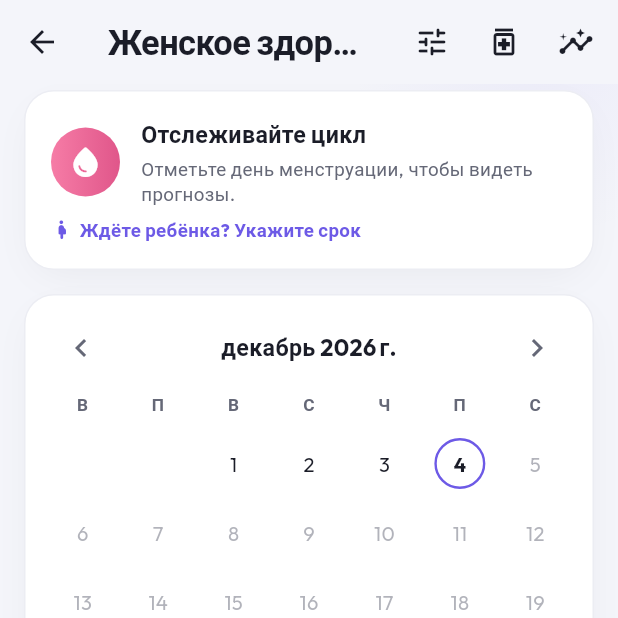
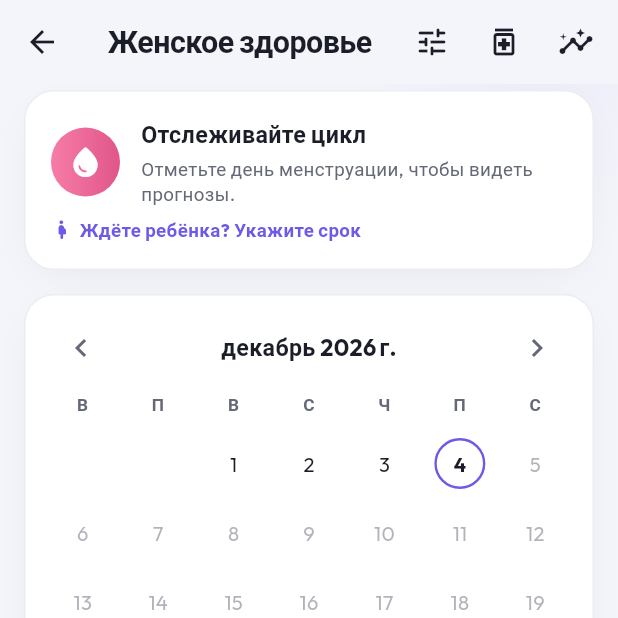
Before and after one commit to yerenkanat/HealthTracking, a Flutter app: the WomensHealthScreen screen opened directly with empty values, on a phone screen of 412 x 824 dp, the top half of it. Run offline on Flutter 3.47's test engine with Material 3 defaults, Android fonts, the phone set to English and light mode, and no system bars; our stand-ins replace flutter_blue_plus, flutter_local_notifications, flutter_timezone, geolocator, google_maps_flutter, image_picker and 2 more; accounts and stored records are empty.

Commit message:
fix(ui): four defects found by actually looking at the running app
The checklist has always said "launch on the emulator and look at every
screen". That was never possible before; it is now. Four real defects
were visible immediately, on the first two screens, in the app's
default language, with the entire test suite green:

- the dashboard title rendered as "Ваше здоров…"
- the calendar title as "Женское здор…"
- the blood-oxygen tile as "Кислород в …"
- the child screen said "уже 1m" — English units in a Russian sentence

The titles now scale down instead of truncating (FittedTitle), which
keeps the full wording in every locale rather than rewording it for the
narrowest one; Kazakh is longer still. The tile label is shortened,
since a half-width card genuinely has one line. The duration went
through a hand-rolled '${h}h ${m}m' instead of the localized formatter
that already existed.

None of this was catchable by the tests, and it is worth being precise
about why: ellipsis is legal layout, not overflow, so nothing fails;
and verify_ui_strings scans source literals, so a string built at
runtime is invisible to it.

The reverse also holds, and is now written down: this emulator is 411dp
wide, while the five overflow bugs fixed earlier only appear at 360dp.
Looking would never have found those. Neither method covers the other's
blind spot.

One thing I flagged and then withdrew: the FAB appears to sit over the
forecast card, but content scrolling under a FAB is standard, and the
list already reserves 90px so the last item clears it. Not a defect.

Co-Authored-By: Claude Opus 4.8 <noreply@anthropic.com>

```diff
--- a/app/lib/l10n/l10n.dart
+++ b/app/lib/l10n/l10n.dart
@@ -430,7 +430,10 @@ const Map<String, Map<AppLocale, String>> _catalog = {
   'db_chip_pregnancy': {AppLocale.ru: 'Беременность · {n} нед.', AppLocale.kk: 'Жүктілік · {n}-апта', AppLocale.en: 'Pregnancy · Week {n}'},
   'share_status_cycle_late': {AppLocale.ru: 'Цикл · день {day} · задержка {n} дн.', AppLocale.kk: 'Цикл · {day}-күн · кешігу {n} күн', AppLocale.en: 'Cycle · day {day} · {n} days late'},
   'metric_hr': {AppLocale.ru: 'Пульс', AppLocale.kk: 'Жүрек соғысы', AppLocale.en: 'Heart rate'},
-  'metric_spo2': {AppLocale.ru: 'Кислород в крови', AppLocale.kk: 'Қандағы оттегі', AppLocale.en: 'Blood oxygen'},
+  // Tile labels get one line in a half-width card. The fuller wordings were
+  // ellipsised on-device to "Кислород в …", which is worse than naming the
+  // metric slightly more briefly.
+  'metric_spo2': {AppLocale.ru: 'Кислород', AppLocale.kk: 'Оттегі', AppLocale.en: 'Blood oxygen'},
   'metric_systolic': {AppLocale.ru: 'Систолическое', AppLocale.kk: 'Систолалық', AppLocale.en: 'Systolic'},
   'metric_diastolic': {AppLocale.ru: 'Диастолическое', AppLocale.kk: 'Диастолалық', AppLocale.en: 'Diastolic'},
   'metric_temp': {AppLocale.ru: 'Температура', AppLocale.kk: 'Температура', AppLocale.en: 'Temperature'},
--- a/app/lib/ui/calendar/womens_health_screen.dart
+++ b/app/lib/ui/calendar/womens_health_screen.dart
@@ -29,6 +29,7 @@ import 'contraction_timer_screen.dart';
 import 'cycle_insights_screen.dart';
 import 'day_log_sheet.dart';
 import 'medications_screen.dart';
+import '../widgets/fitted_title.dart';
 import 'weight_history_screen.dart';
 import 'cycle_summary.dart';
 import 'weight_card.dart';
@@ -72,7 +73,7 @@ class _WomensHealthScreenState extends State<WomensHealthScreen> {
           child: Scaffold(
             backgroundColor: Colors.transparent,
             appBar: AppBar(
-              title: Text(l.t('cal_screen_title')),
+              title: FittedTitle(l.t('cal_screen_title')),
               actions: [
                 if (!cycleMode)
                   IconButton(
--- a/app/lib/ui/dashboard/health_dashboard_screen.dart
+++ b/app/lib/ui/dashboard/health_dashboard_screen.dart
@@ -21,6 +21,7 @@ import '../../l10n/l10n.dart';
 import '../../l10n/l10n_scope.dart';
 import '../theme.dart';
 import '../widgets/avatar.dart';
+import '../widgets/fitted_title.dart';
 import '../widgets/glass.dart';
 import 'health_summary.dart';
 import 'metric_detail_screen.dart';
@@ -119,7 +120,7 @@ class HealthDashboardView extends StatelessWidget {
         appBar: AppBar(
           leadingWidth: onOpenProfile == null ? null : 60,
           leading: onOpenProfile == null ? null : _AvatarButton(name: greetingName, photoPath: photoPath, onTap: onOpenProfile!),
-          title: Text(greetingName.isEmpty ? l.t('db_title') : l.t('db_greeting', {'name': greetingName})),
+          title: FittedTitle(greetingName.isEmpty ? l.t('db_title') : l.t('db_greeting', {'name': greetingName})),
           actions: [
             if (onLogVitals != null)
               IconButton(
--- /dev/null
+++ b/app/lib/ui/widgets/fitted_title.dart
@@ -0,0 +1,29 @@
+/// App-bar title that shrinks instead of truncating.
+///
+/// Screen titles are written in English and then translated, and the Russian
+/// and Kazakh wordings are routinely longer — "Your health" becomes "Ваше
+/// здоровье" and "Сіздің денсаулығыңыз". Next to three or four app-bar actions
+/// there is not enough room, and the default behaviour ellipsises: a device
+/// running the app in its DEFAULT language showed "Ваше здоров…" on the very
+/// first screen.
+///
+/// No test caught it, and none would have: ellipsis is a legal layout, not an
+/// overflow. It took looking at the running app.
+///
+/// Scaling down keeps the whole title readable in every language, and only
+/// engages when it must — English titles that already fit are untouched.
+library;
+
+import 'package:flutter/material.dart';
+
+class FittedTitle extends StatelessWidget {
+  final String text;
+  const FittedTitle(this.text, {super.key});
+
+  @override
+  Widget build(BuildContext context) => FittedBox(
+        fit: BoxFit.scaleDown,
+        alignment: AlignmentDirectional.centerStart,
+        child: Text(text),
+      );
+}
```
Also changed, not shown: app/lib/ui/tracking/child_map_screen.dart (+4 -8 lines), 1 other file.
